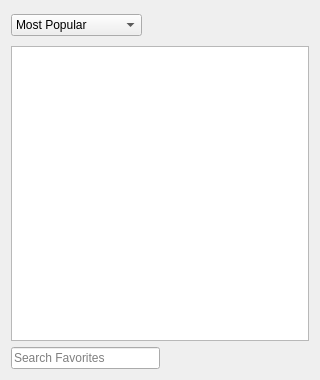
The window that 2.x/UI/dooble_favorites_popup.ui (textbrowser/dooble) describes before a commit, drawn with Qt 5.
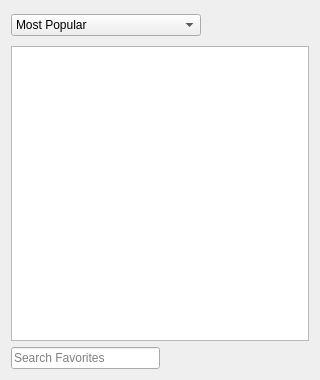
The same window after the commit. Icons and pictures are not drawn. Custom widgets are drawn as their Qt base class.

What changed in the file:
```diff
--- a/2.x/UI/dooble_favorites_popup.ui
+++ b/2.x/UI/dooble_favorites_popup.ui
@@ -22,18 +22,15 @@
     <layout class="QHBoxLayout" name="horizontalLayout">
      <item>
       <widget class="QComboBox" name="sort_order">
-       <property name="sizePolicy">
-        <sizepolicy hsizetype="Expanding" vsizetype="Fixed">
-         <horstretch>0</horstretch>
-         <verstretch>0</verstretch>
-        </sizepolicy>
-       </property>
        <property name="currentIndex">
         <number>1</number>
        </property>
        <property name="sizeAdjustPolicy">
         <enum>QComboBox::AdjustToContents</enum>
        </property>
+       <property name="minimumContentsLength">
+        <number>20</number>
+       </property>
        <item>
         <property name="text">
          <string>Last Visited</string>
```
